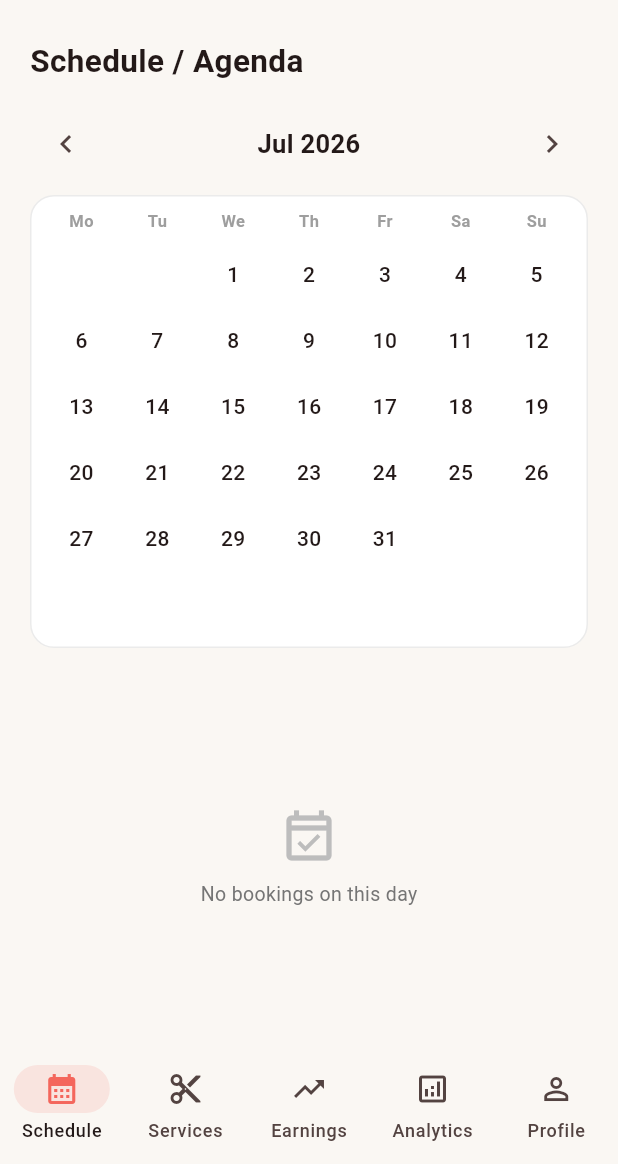
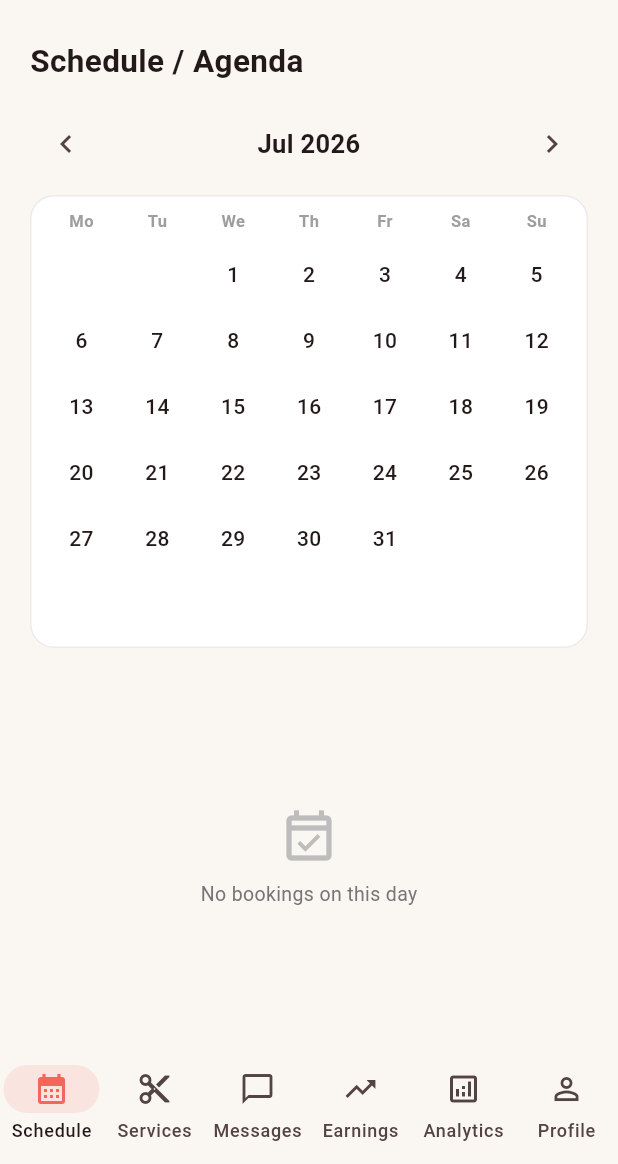
Before and after one commit to Veranyuy/stylelink, a Flutter app: the ProviderShell screen opened directly, after a tap on the "chevron left" icon, on a phone screen of 412 x 824 dp, the part 72-1236 px from its top. Run offline on Flutter 3.47's test engine with Material 3 defaults, Android fonts, the phone set to English and light mode, and no system bars; our stand-ins replace firebase_analytics, firebase_core, firebase_messaging, flutter_local_notifications, geolocator, image_picker and 3 more; accounts and stored records are empty; network calls fail.

Commit message:
feat: add unread message count badges to Messages tabs
Add unread message count badges to both client and provider shells:
- Client shell: coral badge on Messages tab (index 2) with count
- Provider shell: new Messages tab (index 3) with coral badge and count
- SupabaseService: getUnreadMessageCount() counts messages not sent by
  current user since last viewed; markMessagesAsRead() resets the counter
- watchMessagesForProvider() added for provider-side message streaming
- ProviderMessagesScreen: full conversations list grouped by client with
  avatar, last message preview, and time label
- Badge clears when Messages tab is opened; refreshes on other tab switches

🤖 Generated with Codebuff
Co-Authored-By: Codebuff <noreply@codebuff.com>

```diff
--- a/lib/services/supabase_service.dart
+++ b/lib/services/supabase_service.dart
@@ -825,6 +825,16 @@ class SupabaseService {
         .map((rows) => rows.map(Message.fromJson).toList());
   }
 
+  /// Live stream of all of a provider's messages (for provider Messages tab).
+  Stream<List<Message>> watchMessagesForProvider(String providerId) {
+    return _db
+        .from('messages')
+        .stream(primaryKey: ['id'])
+        .eq('provider_id', providerId)
+        .order('created_at')
+        .map((rows) => rows.map(Message.fromJson).toList());
+  }
+
   /// Send one message; the sender must be one of the two thread
   /// participants (enforced by RLS too).
   Future<Message> sendMessage({
@@ -844,6 +854,35 @@ class SupabaseService {
         .select()
         .single();
     return Message.fromJson(row);
+  }
+
+  /// In-memory timestamp of the last time the user viewed messages.
+  /// Reset to now on app start; updated when Messages tab is opened.
+  static DateTime _lastMessagesSeen = DateTime.now().toUtc();
+
+  /// Count unread messages for the current user.
+  ///
+  /// Counts messages where sender_id != current user and
+  /// created_at > _lastMessagesSeen.
+  Future<int> getUnreadMessageCount() async {
+    final user = currentUser;
+    if (user == null) return 0;
+
+    try {
+      final rows = await _db
+          .from('messages')
+          .select('id')
+          .neq('sender_id', user.id)
+          .gt('created_at', _lastMessagesSeen.toIso8601String());
+      return rows.length;
+    } catch (_) {
+      return 0;
+    }
+  }
+
+  /// Mark all messages as read by updating the last-seen timestamp.
+  void markMessagesAsRead() {
+    _lastMessagesSeen = DateTime.now().toUtc();
   }
 
   // ---------------------------------------------------------------------------
--- /dev/null
+++ b/lib/views/provider/provider_messages_screen.dart
@@ -0,0 +1,265 @@
+import 'package:flutter/material.dart';
+
+import '../../models/message.dart';
+import '../../models/profile.dart';
+import '../../providers/language_provider.dart';
+import '../../services/supabase_service.dart';
+import '../../utils/formatters.dart';
+import '../widgets/skeleton.dart';
+import '../widgets/state_views.dart';
+import '../client/chat_screen.dart';
+
+/// Provider Messages tab.
+///
+/// Shows all conversations grouped by client, sorted by recency.
+/// Tapping a conversation opens the [ChatScreen] for that thread.
+class ProviderMessagesScreen extends StatefulWidget {
+  const ProviderMessagesScreen({super.key});
+
+  @override
+  State<ProviderMessagesScreen> createState() => _ProviderMessagesScreenState();
+}
+
+class _ProviderConversation {
+  const _ProviderConversation({required this.client, required this.messages});
+
+  final Profile client;
+  final List<Message> messages;
+
+  Message get last => messages.last;
+}
+
+class _ProviderMessagesScreenState extends State<ProviderMessagesScreen> {
+  final supabase = SupabaseService.instance;
+
+  late final Stream<List<_ProviderConversation>> _stream = _buildStream();
+
+  Stream<List<_ProviderConversation>> _buildStream() async* {
+    final userId = supabase.currentUser?.id;
+    if (userId == null) {
+      yield const [];
+      return;
+    }
+
+    final providerId = await _resolveProviderId(userId);
+    if (providerId == null) {
+      yield const [];
+      return;
+    }
+
+    await for (final messages in supabase.watchMessagesForProvider(providerId)) {
+      final clientIds = messages.map((m) => m.clientId).toSet().toList();
+      final clients = await supabase.fetchProfilesByIds(clientIds);
+      final clientsById = {for (final c in clients) c.id: c};
+
+      final grouped = <String, List<Message>>{};
+      for (final m in messages) {
+        grouped.putIfAbsent(m.clientId, () => []).add(m);
+      }
+
+      final conversations = grouped.entries
+          .map((e) {
+            final client = clientsById[e.key];
+            if (client == null) return null;
+            return _ProviderConversation(
+              client: client,
+              messages: e.value,
+            );
+          })
+          .whereType<_ProviderConversation>()
+          .toList()
+        ..sort((a, b) => b.last.createdAt.compareTo(a.last.createdAt));
+      yield conversations;
+    }
+  }
+
+  Future<String?> _resolveProviderId(String userId) async {
+    final provider = await supabase.fetchProviderByUserId(userId);
+    return provider?.id;
+  }
+
+  @override
+  Widget build(BuildContext context) {
+    return SafeArea(
+      child: Column(
+        crossAxisAlignment: CrossAxisAlignment.start,
+        children: [
+          Padding(
+            padding: const EdgeInsets.fromLTRB(20, 18, 20, 14),
+            child: Text(
+              context.t('messages'),
+              style: const TextStyle(fontSize: 21, fontWeight: FontWeight.w600),
+            ),
+          ),
+          Expanded(
+            child: StreamBuilder<List<_ProviderConversation>>(
+              stream: _stream,
+              builder: (context, snapshot) {
+                if (snapshot.connectionState == ConnectionState.waiting) {
+                  return const Padding(
+                    padding: EdgeInsets.all(20),
+                    child: ListSkeleton(count: 4),
+                  );
+                }
+                if (snapshot.hasError) {
+                  return ErrorRetry(
+                    message:
+                        'Could not load conversations.\n${snapshot.error}',
+                    onRetry: () => setState(() {}),
+                  );
+                }
+                final conversations =
+                    snapshot.data ?? const <_ProviderConversation>[];
+                if (conversations.isEmpty) {
+                  return const EmptyState(
+                    icon: Icons.chat_bubble_outline,
+                    title: 'No conversations yet',
+                    subtitle:
+                        'Clients will message you from their bookings.\n'
+                        'Les clients vous contacteront depuis leurs réservations.',
+                  );
+                }
+                return ListView.builder(
+                  padding: const EdgeInsets.fromLTRB(20, 4, 20, 24),
+                  itemCount: conversations.length,
+                  itemBuilder: (context, i) {
+                    final convo = conversations[i];
+                    return _ProviderConversationTile(
+                      convo: convo,
+                      onTap: () async {
+                        final providerId = await _resolveProviderId(
+                          supabase.currentUser!.id,
+                        );
+                        if (providerId == null || !context.mounted) return;
+                        final provider =
+                            await supabase.fetchProviderById(providerId);
+                        if (provider == null || !context.mounted) return;
+                        await Navigator.of(context).push(
+                          MaterialPageRoute(
+                            builder: (_) => ChatScreen(
+                              provider: provider,
+                              clientId: convo.client.id,
+                              counterpartName: convo.client.fullName,
+                            ),
+                          ),
+                        );
+                      },
+                    );
+                  },
+                );
+              },
+            ),
+          ),
+        ],
+      ),
+    );
+  }
+}
+
+class _ProviderConversationTile extends StatelessWidget {
+  const _ProviderConversationTile({
+    required this.convo,
+    required this.onTap,
+  });
+
+  final _ProviderConversation convo;
+  final VoidCallback onTap;
+
+  @override
+  Widget build(BuildContext context) {
+    final client = convo.client;
+    final last = convo.last;
+    final avatarUrl = client.avatarUrl;
+
+    return Card(
+      margin: const EdgeInsets.only(bottom: 10),
+      elevation: 0,
+      shape: RoundedRectangleBorder(
+        borderRadius: BorderRadius.circular(16),
+        side: const BorderSide(color: Color(0x14000000)),
+      ),
+      child: InkWell(
+        onTap: onTap,
+        borderRadius: BorderRadius.circular(16),
+        child: Padding(
+          padding: const EdgeInsets.all(13),
+          child: Row(
+            children: [
+              Container(
+                width: 46,
+                height: 46,
+                clipBehavior: Clip.antiAlias,
+                decoration: const BoxDecoration(
+                  shape: BoxShape.circle,
+                  gradient: LinearGradient(
+                    colors: [Color(0xFF9E86E6), Color(0xFFB8A5F0)],
+                  ),
+                ),
+                child: avatarUrl != null && avatarUrl.isNotEmpty
+                    ? Image.network(
+                        avatarUrl,
+                        fit: BoxFit.cover,
+                        errorBuilder: (_, __, ___) => _initials(client),
+                      )
+                    : _initials(client),
+              ),
+              const SizedBox(width: 12),
+              Expanded(
+                child: Column(
+                  crossAxisAlignment: CrossAxisAlignment.start,
+                  children: [
+                    Text(
+                      client.fullName ?? 'Client',
+                      overflow: TextOverflow.ellipsis,
+                      style: const TextStyle(
+                        fontSize: 15,
+                        fontWeight: FontWeight.w700,
+                      ),
+                    ),
+                    const SizedBox(height: 3),
+                    Text(
+                      last.body,
+                      maxLines: 1,
+                      overflow: TextOverflow.ellipsis,
+                      style: TextStyle(
+                        fontSize: 12.5,
+                        color: Colors.grey.shade600,
+                      ),
+                    ),
+                  ],
+                ),
+              ),
+              const SizedBox(width: 8),
+              Text(
+                _timeLabel(last.createdAt),
+                style: TextStyle(fontSize: 11, color: Colors.grey.shade500),
+              ),
+            ],
+          ),
+        ),
+      ),
+    );
+  }
+
+  String _timeLabel(DateTime dt) {
+    final local = dt.toLocal();
+    final now = DateTime.now();
+    final sameDay = local.year == now.year &&
+        local.month == now.month &&
+        local.day == now.day;
+    if (sameDay) return formatTime(local);
+    return formatShortDate(local);
+  }
+
+  Widget _initials(Profile client) => Center(
+        child: Text(
+          (client.fullName ?? '?').isNotEmpty
+              ? (client.fullName ?? '?')[0].toUpperCase()
+              : '?',
+          style: const TextStyle(
+            color: Colors.white,
+            fontWeight: FontWeight.w600,
+          ),
+        ),
+      );
+}
--- a/lib/views/provider/provider_shell.dart
+++ b/lib/views/provider/provider_shell.dart
@@ -1,10 +1,12 @@
 import 'package:flutter/material.dart';
 
 import '../../providers/language_provider.dart';
+import '../../services/supabase_service.dart';
 import 'analytics_screen.dart';
 import 'calendar_screen.dart';
 import 'earnings_screen.dart';
 import 'profile_screen.dart';
+import 'provider_messages_screen.dart';
 import 'service_manager_screen.dart';
 
 /// Logged-in provider shell: bottom navigation across Schedule, Services,
@@ -23,6 +25,18 @@ class ProviderShell extends StatefulWidget {
 
 class _ProviderShellState extends State<ProviderShell> {
   int _index = 0;
+  int _unreadCount = 0;
+
+  @override
+  void initState() {
+    super.initState();
+    _loadUnreadCount();
+  }
+
+  Future<void> _loadUnreadCount() async {
+    final count = await SupabaseService.instance.getUnreadMessageCount();
+    if (mounted) setState(() => _unreadCount = count);
+  }
 
   @override
   Widget build(BuildContext context) {
@@ -32,6 +46,7 @@ class _ProviderShellState extends State<ProviderShell> {
     final pages = <Widget>[
       const CalendarScreen(),
       const ServiceManagerScreen(),
+      const ProviderMessagesScreen(),
       const EarningsScreen(),
       const AnalyticsScreen(),
       const ProviderProfileScreen(),
@@ -78,7 +93,16 @@ class _ProviderShellState extends State<ProviderShell> {
       body: IndexedStack(index: _index, children: pages),
       bottomNavigationBar: NavigationBar(
         selectedIndex: _index,
-        onDestinationSelected: (i) => setState(() => _index = i),
+        onDestinationSelected: (i) {
+          setState(() => _index = i);
+          if (i == 2) {
+            // Opening Messages tab — mark as read.
+            SupabaseService.instance.markMessagesAsRead();
+            setState(() => _unreadCount = 0);
+          } else {
+            _loadUnreadCount();
+          }
+        },
         backgroundColor: surface,
         indicatorColor: const Color(0x22F4665C),
         destinations: [
@@ -93,6 +117,25 @@ class _ProviderShellState extends State<ProviderShell> {
             selectedIcon:
                 const Icon(Icons.content_cut, color: Color(0xFFF4665C)),
             label: t('services'),
+          ),
+          NavigationDestination(
+            icon: _unreadCount > 0
+                ? Badge(
+                    label: Text(
+                      _unreadCount > 99 ? '99+' : '$_unreadCount',
+                      style: const TextStyle(
+                        color: Colors.white,
+                        fontSize: 10,
+                        fontWeight: FontWeight.w700,
+                      ),
+                    ),
+                    backgroundColor: const Color(0xFFF4665C),
+                    child: const Icon(Icons.chat_bubble_outline),
+                  )
+                : const Icon(Icons.chat_bubble_outline),
+            selectedIcon:
+                const Icon(Icons.chat_bubble, color: Color(0xFFF4665C)),
+            label: t('messages'),
           ),
           NavigationDestination(
             icon: const Icon(Icons.trending_up_outlined),
```
Also changed, not shown: lib/views/client/client_shell.dart (+31 -2 lines).
